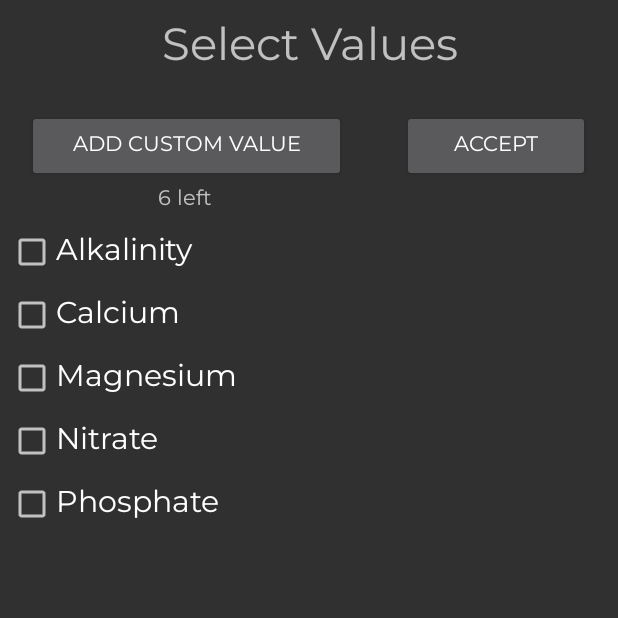
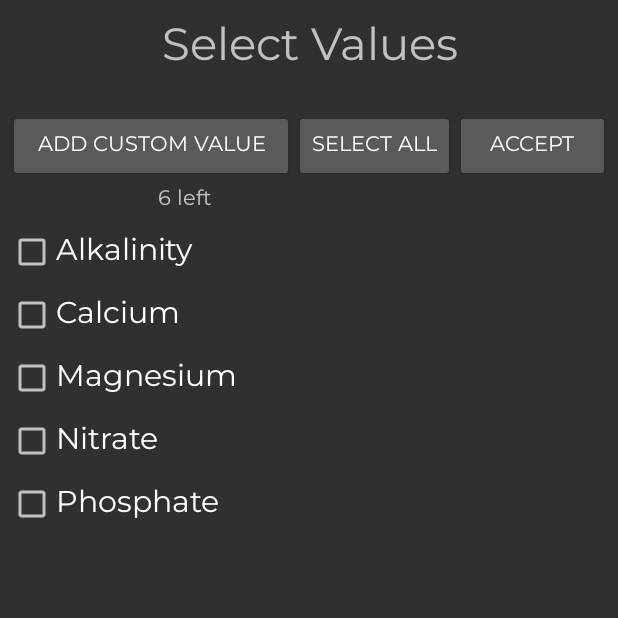
Before and after one commit to ObachtMichi/AquaNote, an Android app: the SelectValuesStart screen opened directly, with no data from a screen before it, on a phone screen of 412 x 824 dp, the top half of it. Run offline under Robolectric (Android 15) with nearby library versions, the light colour scheme and no system bars; Roboto replaces fonts that are not available here.

Commit message:
Select all Button

```diff
--- a/app/src/main/res/layout/activity_select_values_start.xml
+++ b/app/src/main/res/layout/activity_select_values_start.xml
@@ -23,11 +23,10 @@
     <LinearLayout
         android:layout_width="match_parent"
         android:layout_height="wrap_content"
+        android:layout_marginLeft="5dp"
+        android:layout_marginRight="5dp"
         android:orientation="horizontal">
-        <TextView
-            android:layout_width="wrap_content"
-            android:layout_height="match_parent"
-            android:layout_weight="0.5"/>
+
         <Button
             android:layout_width="wrap_content"
             android:layout_height="match_parent"
@@ -36,11 +35,14 @@
             android:text="Add custom Value"
             android:id="@+id/addCustomValue">
         </Button>
-        <TextView
+
+
+        <Button
             android:layout_width="wrap_content"
             android:layout_height="match_parent"
-            android:layout_weight="1">
-        </TextView>
+            android:fontFamily="@font/montserrat"
+            android:id="@+id/buttonSelectAll"
+            android:text="Select all"/>
         <Button
             android:layout_width="wrap_content"
             android:id="@+id/buttonNextHome"
@@ -49,10 +51,8 @@
             android:layout_weight="1"
             android:text="Accept">
         </Button>
-        <TextView
-            android:layout_width="wrap_content"
-            android:layout_height="match_parent"
-            android:layout_weight="0.5"/>
+
+
 
     </LinearLayout>
 
```
Also changed, not shown: app/src/main/java/com/example/aquanote/SelectValuesStart.java (+26 -32 lines).
